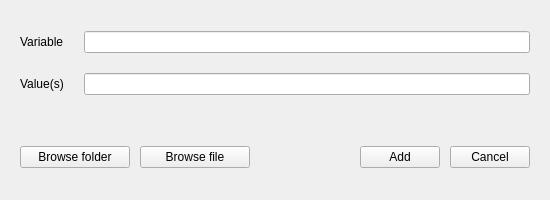
Old version of the form src/manage_env/ui_files/new_dialog_form.ui in the repository Noertri/manage-env.
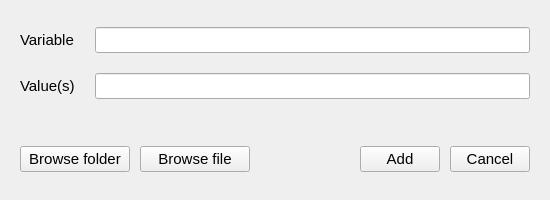
New version of the form.

Commit message: memperbaiki ukuran font

The edit to the form file:
```diff
--- a/src/manage_env/ui_files/new_dialog_form.ui
+++ b/src/manage_env/ui_files/new_dialog_form.ui
@@ -467,6 +467,11 @@
     </disabled>
    </palette>
   </property>
+  <property name="font">
+   <font>
+    <pointsize>11</pointsize>
+   </font>
+  </property>
   <property name="windowTitle">
    <string>Add New Variable</string>
   </property>
@@ -508,7 +513,13 @@
      <item row="0" column="1">
       <widget class="QLineEdit" name="new_var_entry">
        <property name="contextMenuPolicy">
-        <enum>Qt::NoContextMenu</enum>
+        <enum>Qt::DefaultContextMenu</enum>
+       </property>
+       <property name="acceptDrops">
+        <bool>false</bool>
+       </property>
+       <property name="autoFillBackground">
+        <bool>false</bool>
        </property>
       </widget>
      </item>
```
Left out of the diff: 3 changed lines with no effect on the pictures. The commit also changes 7 other files.
